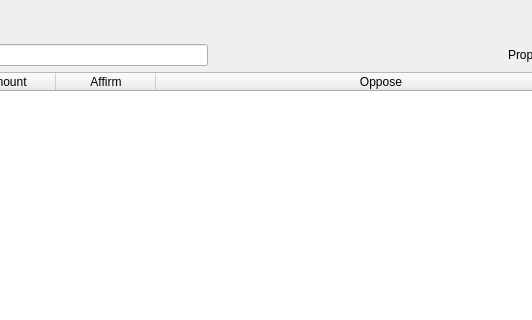
The window that src/qt/forms/offchaingovernance.ui (koifinance/NixCore) describes before a commit, drawn with Qt 5; both pictures show x 169 to 701 and y 0 to 320 of the 800 by 600 pixel window.
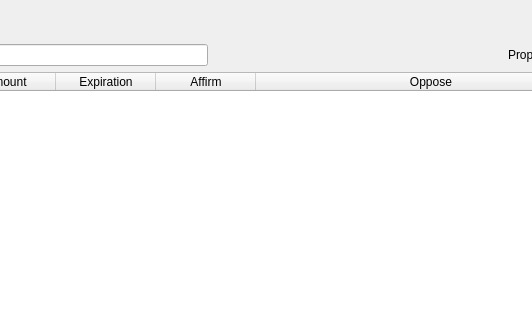
The same window after the commit.

Patch:
```diff
--- a/src/qt/forms/offchaingovernance.ui
+++ b/src/qt/forms/offchaingovernance.ui
@@ -127,6 +127,11 @@
            <string>Amount</string>
           </property>
          </column>
+         <column>
+          <property name="text">
+           <string>Expiration</string>
+          </property>
+         </column>
          <column>
           <property name="text">
            <string>Affirm</string>
```
